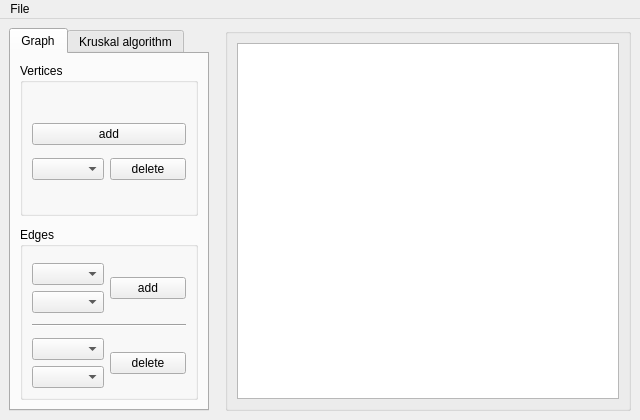
Before: the Qt Designer form graphdrawer.ui in d4rks1der/graph-drawer, drawn with Qt 5.
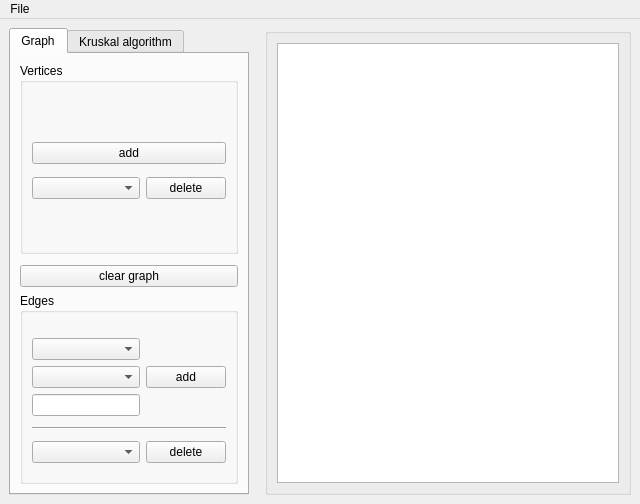
After: the same form once the commit is applied. The open tabs and pages were chosen to show the change.

```diff
--- a/graphdrawer.ui
+++ b/graphdrawer.ui
@@ -7,7 +7,7 @@
     <x>0</x>
     <y>0</y>
     <width>640</width>
-    <height>420</height>
+    <height>504</height>
    </rect>
   </property>
   <property name="windowTitle">
@@ -27,7 +27,7 @@
         </property>
         <property name="maximumSize">
          <size>
-          <width>200</width>
+          <width>240</width>
           <height>16777215</height>
          </size>
         </property>
@@ -104,6 +104,12 @@
                    </item>
                    <item>
                     <widget class="QPushButton" name="DeleteVertexButton">
+                     <property name="maximumSize">
+                      <size>
+                       <width>80</width>
+                       <height>16777215</height>
+                      </size>
+                     </property>
                      <property name="text">
                       <string>delete</string>
                      </property>
@@ -132,6 +138,13 @@
               </property>
              </spacer>
             </item>
+            <item>
+             <widget class="QPushButton" name="clearGraphButton">
+              <property name="text">
+               <string>clear graph</string>
+              </property>
+             </widget>
+            </item>
             <item>
              <widget class="QGroupBox" name="groupBox_2">
               <property name="title">
@@ -166,10 +179,23 @@
                      <item>
                       <widget class="QComboBox" name="AddEdgeV2Selector"/>
                      </item>
+                     <item>
+                      <widget class="QLineEdit" name="weightInput">
+                       <property name="inputMask">
+                        <string/>
+                       </property>
+                      </widget>
+                     </item>
                     </layout>
                    </item>
                    <item>
                     <widget class="QPushButton" name="AddEdgeButton">
+                     <property name="maximumSize">
+                      <size>
+                       <width>80</width>
+                       <height>16777215</height>
+                      </size>
+                     </property>
                      <property name="text">
                       <string>add</string>
                      </property>
@@ -221,15 +247,25 @@
                    <item>
                     <layout class="QVBoxLayout" name="verticalLayout_9">
                      <item>
-                      <widget class="QComboBox" name="DeleteEdgeV1Selector"/>
-                     </item>
-                     <item>
-                      <widget class="QComboBox" name="DeleteEdgeV2Selector"/>
+                      <widget class="QComboBox" name="DeleteEdgeSelector">
+                       <property name="minimumSize">
+                        <size>
+                         <width>70</width>
+                         <height>0</height>
+                        </size>
+                       </property>
+                      </widget>
                      </item>
                     </layout>
                    </item>
                    <item>
                     <widget class="QPushButton" name="DeleteEdgeButton">
+                     <property name="maximumSize">
+                      <size>
+                       <width>80</width>
+                       <height>16777215</height>
+                      </size>
+                     </property>
                      <property name="text">
                       <string>delete</string>
                      </property>
```
Left out of the diff: 25 changed lines with no effect on the pictures.
